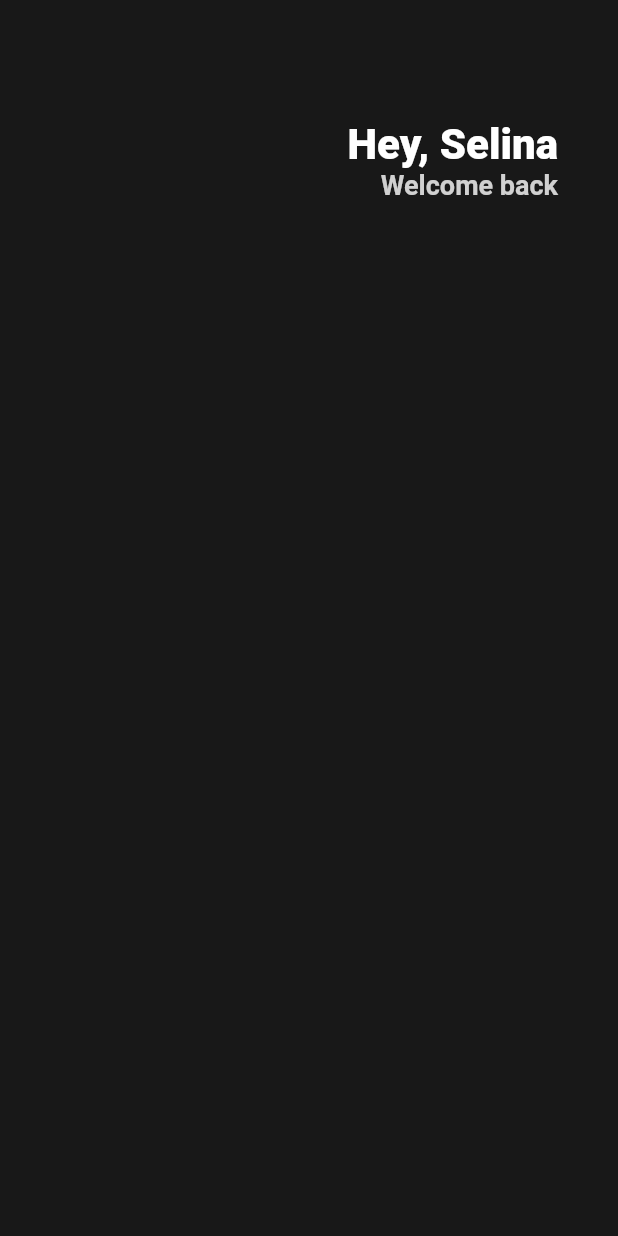
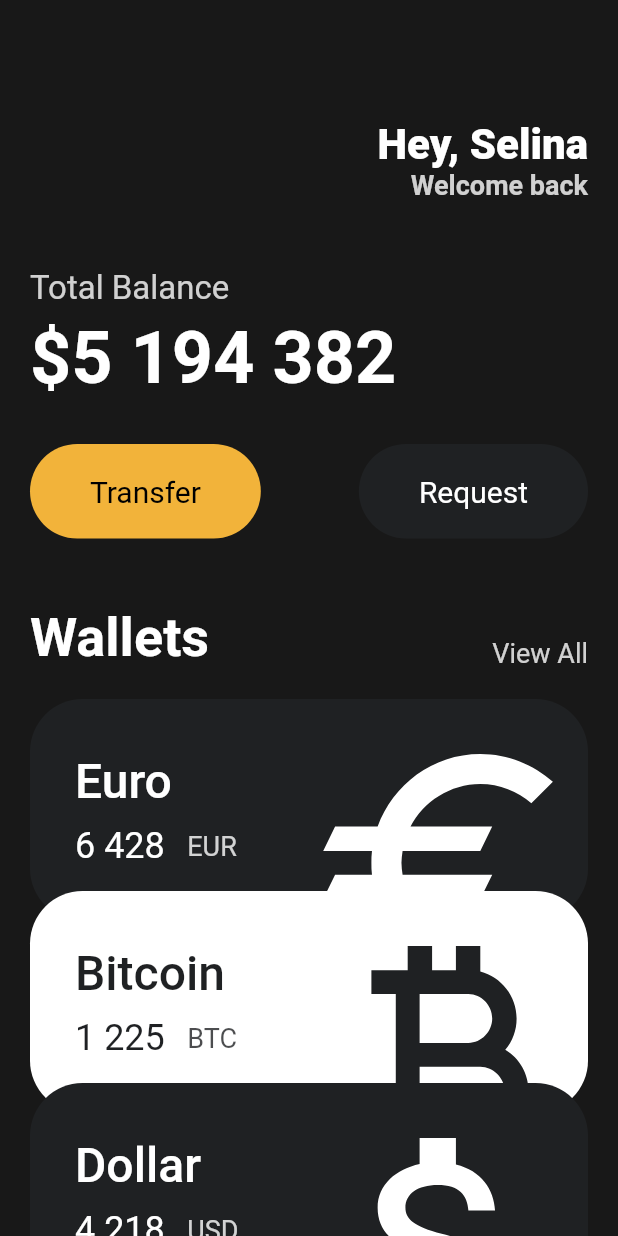
Before and after one commit to minseok128/flutter_practice, a Flutter app: the screen it shows after launch, on a phone screen of 412 x 824 dp. Run offline on Flutter 3.47's test engine with Material 2 defaults, Android fonts, the phone set to English and light mode, and no system bars.

Commit message:
Add Cards

```diff
--- a/lib/main.dart
+++ b/lib/main.dart
@@ -1,4 +1,6 @@
 import 'package:flutter/material.dart';
+import 'package:hello_world/widgets/Button.dart';
+import 'package:hello_world/widgets/currency_card.dart';
 
 void main() {
   runApp(App());
@@ -9,13 +11,16 @@ class App extends StatelessWidget {
   Widget build(BuildContext context) {
     return MaterialApp(
       home: Scaffold(
-          backgroundColor: Color(0xFF181818),
-          body: Padding(
-            padding: EdgeInsets.symmetric(
-              horizontal: 40,
+          backgroundColor: const Color(0xFF181818),
+          body: SingleChildScrollView(
+            child: Padding(
+              padding: const EdgeInsets.symmetric(
+                horizontal: 20,
               ),
-            child: Column(children: [
-              SizedBox(
+              child: Column(
+                crossAxisAlignment: CrossAxisAlignment.start,
+                children: [
+                  const SizedBox(
                     height: 80,
                   ),
                   Row(
@@ -24,7 +29,7 @@ class App extends StatelessWidget {
                       Column(
                         crossAxisAlignment: CrossAxisAlignment.end,
                         children: [
-                      Text(
+                          const Text(
                             'Hey, Selina',
                             style: TextStyle(
                               color: Colors.white,
@@ -44,8 +49,105 @@ class App extends StatelessWidget {
                       )
                     ],
                   ),
-              Row(),
-            ]),
+                  const SizedBox(
+                    height: 45,
+                  ),
+                  Text(
+                    'Total Balance',
+                    style: TextStyle(
+                      color: Colors.white.withOpacity(0.8),
+                      fontSize: 22,
+                    ),
+                  ),
+                  const SizedBox(
+                    height: 5,
+                  ),
+                  const Text(
+                    '\$5 194 382',
+                    style: TextStyle(
+                      color: Colors.white,
+                      fontSize: 48,
+                      fontWeight: FontWeight.w600,
+                    ),
+                  ),
+                  const SizedBox(
+                    height: 30,
+                  ),
+                  Row(
+                    mainAxisAlignment: MainAxisAlignment.spaceBetween,
+                    children: const [
+                      Button(
+                          text: 'Transfer',
+                          bgColor: Color(0xFFF2B33A),
+                          textColor: Colors.black),
+                      Button(
+                          text: 'Request',
+                          bgColor: Color(0xFF1F2123),
+                          textColor: Colors.white),
+                    ],
+                  ),
+                  const SizedBox(
+                    height: 45,
+                  ),
+                  Row(
+                    mainAxisAlignment: MainAxisAlignment.spaceBetween,
+                    crossAxisAlignment: CrossAxisAlignment.end,
+                    children: [
+                      const Text(
+                        'Wallets',
+                        style: TextStyle(
+                          color: Colors.white,
+                          fontSize: 36,
+                          fontWeight: FontWeight.w600,
+                        ),
+                      ),
+                      Text(
+                        'View All',
+                        style: TextStyle(
+                          color: Colors.white.withOpacity(0.8),
+                          fontSize: 18,
+                        ),
+                      ),
+                    ],
+                  ),
+                  const SizedBox(
+                    height: 20,
+                  ),
+                  const CurrencyCard(
+                    name: 'Euro',
+                    money: '6 428',
+                    symbol: 'EUR',
+                    icon: Icons.euro_sharp,
+                    isInverted: false,
+                    order: 0,
+                  ),
+                  const CurrencyCard(
+                    name: 'Bitcoin',
+                    money: '1 225',
+                    symbol: 'BTC',
+                    icon: Icons.currency_bitcoin_sharp,
+                    isInverted: true,
+                    order: 1,
+                  ),
+                  const CurrencyCard(
+                    name: 'Dollar',
+                    money: '4 218',
+                    symbol: 'USD',
+                    icon: Icons.attach_money_sharp,
+                    isInverted: false,
+                    order: 2,
+                  ),
+                  const CurrencyCard(
+                    name: 'Yen',
+                    money: '1 365',
+                    symbol: 'JPY',
+                    icon: Icons.currency_yen_sharp,
+                    isInverted: true,
+                    order: 3,
+                  ),
+                ],
+              ),
+            ),
           )),
     );
   }
--- /dev/null
+++ b/lib/widgets/button.dart
@@ -0,0 +1,36 @@
+import 'package:flutter/material.dart';
+
+class Button extends StatelessWidget {
+  final String text;
+  final Color bgColor;
+  final Color textColor;
+
+  const Button(
+      {super.key,
+      required this.text,
+      required this.bgColor,
+      required this.textColor});
+
+  @override
+  Widget build(BuildContext context) {
+    return Container(
+      decoration: BoxDecoration(
+        color: bgColor,
+        borderRadius: BorderRadius.circular(45),
+      ),
+      child: Padding(
+        padding: const EdgeInsets.symmetric(
+          vertical: 20,
+          horizontal: 40,
+        ),
+        child: Text(
+          text,
+          style: TextStyle(
+            fontSize: 20,
+            color: textColor,
+          ),
+        ),
+      ),
+    );
+  }
+}
--- /dev/null
+++ b/lib/widgets/currency_card.dart
@@ -0,0 +1,92 @@
+import 'package:flutter/material.dart';
+
+class CurrencyCard extends StatelessWidget {
+  final bool isInverted;
+  final String name;
+  final String money;
+  final String symbol;
+  final IconData icon;
+  final int order;
+  final Color _blackColor = const Color(0xFF1F2123);
+
+  const CurrencyCard(
+      {super.key,
+      required this.isInverted,
+      required this.name,
+      required this.money,
+      required this.symbol,
+      required this.icon,
+      required this.order});
+
+  @override
+  Widget build(BuildContext context) {
+    return Transform.translate(
+      offset: Offset(0, order * -20),
+      child: Container(
+        clipBehavior: Clip.hardEdge,
+        decoration: BoxDecoration(
+          color: isInverted ? Colors.white : _blackColor,
+          borderRadius: BorderRadius.circular(35),
+        ),
+        child: Padding(
+          padding: const EdgeInsets.all(30),
+          child:
+              Row(mainAxisAlignment: MainAxisAlignment.spaceBetween, children: [
+            Column(
+              crossAxisAlignment: CrossAxisAlignment.start,
+              children: [
+                Text(
+                  name,
+                  style: TextStyle(
+                    fontSize: 32,
+                    color: isInverted ? _blackColor : Colors.white,
+                    fontWeight: FontWeight.w500,
+                  ),
+                ),
+                const SizedBox(
+                  height: 10,
+                ),
+                Row(
+                  children: [
+                    Text(
+                      money,
+                      style: TextStyle(
+                        fontSize: 24,
+                        color: isInverted ? _blackColor : Colors.white,
+                      ),
+                    ),
+                    const SizedBox(
+                      width: 15,
+                    ),
+                    Text(
+                      symbol,
+                      style: TextStyle(
+                        fontSize: 18,
+                        color: (isInverted ? _blackColor : Colors.white)
+                            .withOpacity(0.8),
+                      ),
+                    ),
+                  ],
+                ),
+              ],
+            ),
+            Transform.scale(
+              scale: 2.2,
+              child: Transform.translate(
+                offset: const Offset(
+                  -10,
+                  16,
+                ),
+                child: Icon(
+                  icon,
+                  color: isInverted ? _blackColor : Colors.white,
+                  size: 88,
+                ),
+              ),
+            ),
+          ]),
+        ),
+      ),
+    );
+  }
+}
```
Also changed, not shown: 10 other files. Lines whose indentation alone changed are shown as unchanged.
